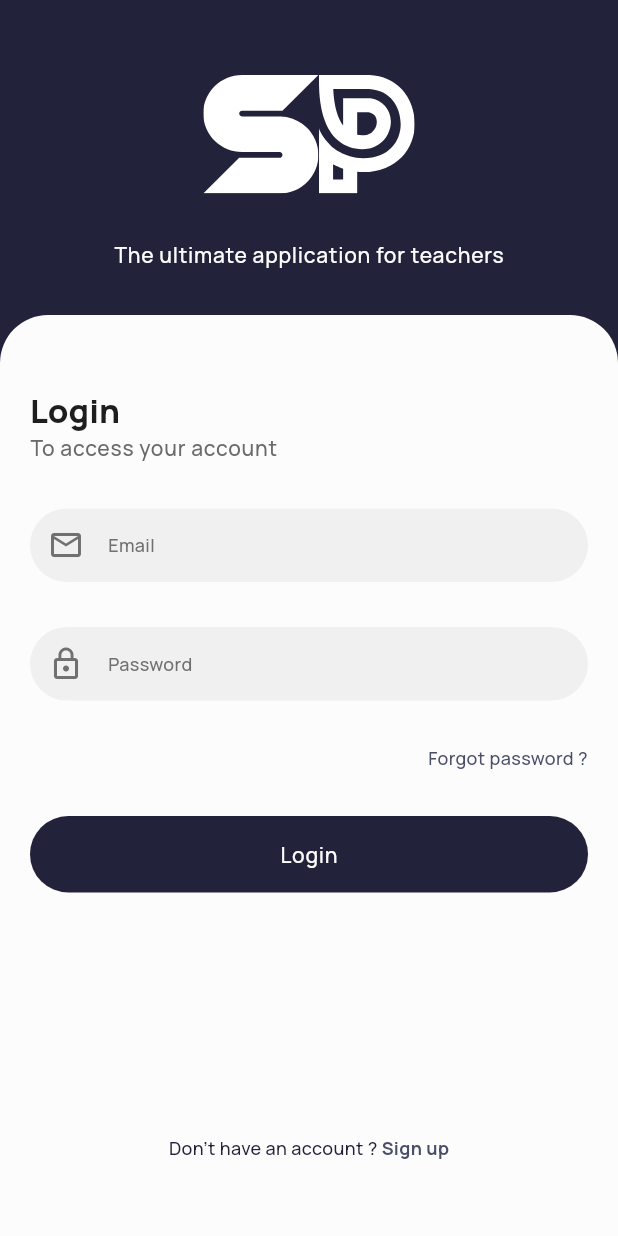
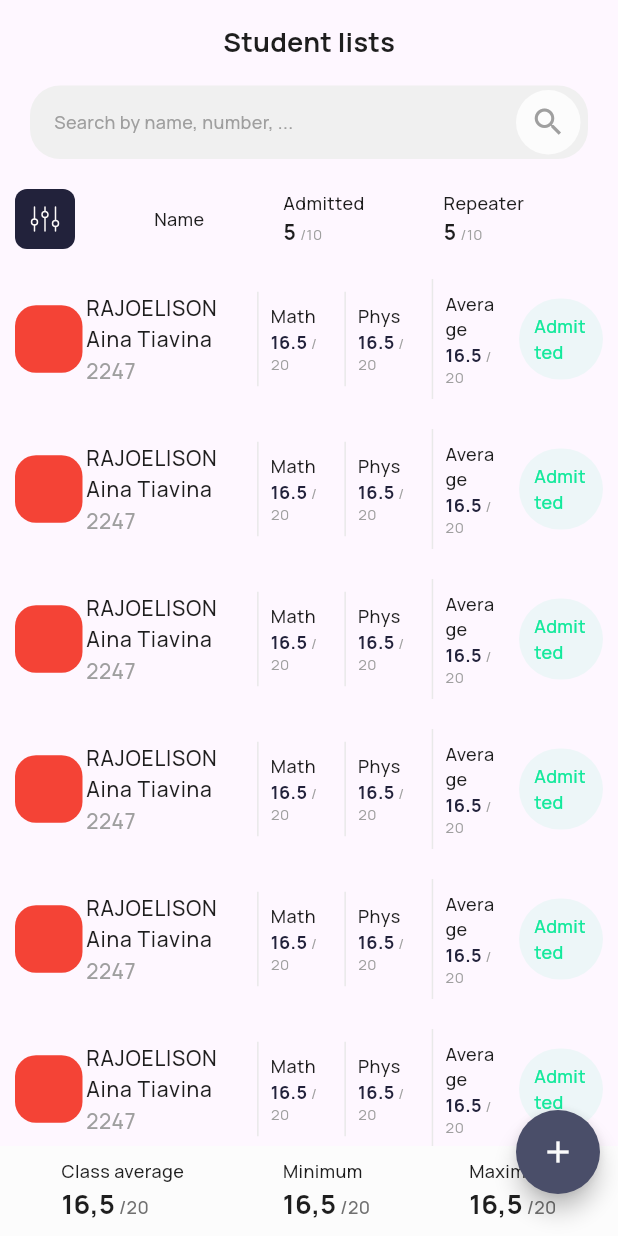
Before and after one commit to Poseidon1402/student_plus, a Flutter app: the screen it shows after launch, after a tap on "Login", on a phone screen of 412 x 824 dp. Run offline on Flutter 3.47's test engine with Material 3 defaults, Android fonts, the phone set to English and light mode, and no system bars; our stand-ins replace flutter_svg, gap, go_router, google_fonts.

Commit message:
done:home screen

```diff
--- a/lib/core/colors/app_colors.dart
+++ b/lib/core/colors/app_colors.dart
@@ -7,10 +7,13 @@ abstract class AppColors {
   static const Color grey3 = Color.fromRGBO(112, 112, 112, 1);
   static const Color white1 = Color.fromRGBO(252, 252, 252, 1);
   static const Color white2 = Color.fromRGBO(240, 240, 240, 1);
+  static const Color white3 = Color.fromRGBO(233, 233, 233, 1);
   static const Color black1 = Color.fromRGBO(30, 30, 30, 1);
   static const Color ultraPurple = Color.fromRGBO(74, 78, 105, 1);
   static const Color green1 = Color.fromRGBO(0, 217, 74, 1);
   static const Color green2 = Color.fromRGBO(53, 255, 134, 1);
+  static const Color green3 = Color.fromRGBO(20, 233, 156, 1);
   static const Color red1 = Color.fromRGBO(252, 70, 70, 1);
   static const Color red2 = Color.fromRGBO(255, 40, 40, 1);
+  static const Color charcoal = Color.fromRGBO(34, 34, 59, 1);
 }
--- a/lib/core/constants/routes.dart
+++ b/lib/core/constants/routes.dart
@@ -1,3 +1,4 @@
 abstract class Routes {
   static const auth = '/';
+  static const home = '/home';
 }
--- a/lib/core/navigation/app_routes.dart
+++ b/lib/core/navigation/app_routes.dart
@@ -1,5 +1,6 @@
 import 'package:go_router/go_router.dart';
 
+import '../../presentation/pages/home_page.dart';
 import '../../presentation/pages/login_page.dart';
 import '../constants/routes.dart';
 
@@ -12,6 +13,10 @@ abstract class AppRoutes {
         path: Routes.auth,
         builder: (context, state) => const LoginPage(),
       ),
+      GoRoute(
+        path: Routes.home,
+        builder: (context, state) => const HomePage(),
+      ),
     ]
   );
 }
--- /dev/null
+++ b/lib/presentation/pages/home_page.dart
@@ -0,0 +1,267 @@
+import 'package:flutter/material.dart';
+import 'package:flutter_svg/flutter_svg.dart';
+import 'package:gap/gap.dart';
+
+import '../../core/colors/app_colors.dart';
+import '../widgets/buttons/custom_elevated_button.dart';
+import '../widgets/input/custom_text_form_field.dart';
+import '../widgets/others/student.dart';
+
+class HomePage extends StatelessWidget {
+  const HomePage({super.key});
+
+  @override
+  Widget build(BuildContext context) {
+    return Scaffold(
+      appBar: AppBar(
+        title: Text(
+          'Student lists',
+          style: Theme.of(context).textTheme.titleMedium,
+        ),
+        scrolledUnderElevation: 0.0,
+        centerTitle: true,
+        bottom: PreferredSize(
+          preferredSize: Size(MediaQuery.sizeOf(context).width, 50),
+          child: Padding(
+            padding: const EdgeInsets.symmetric(horizontal: 20.0),
+            child: CustomTextFormField(
+              backgroundColor: AppColors.white2,
+              borderRadius: 20,
+              hintText: 'Search by name, number, ...',
+              hintTextColor: AppColors.grey2,
+              suffixIcon: InkWell(
+                onTap: () {},
+                child: Container(
+                  margin: const EdgeInsets.only(right: 5),
+                  decoration: const BoxDecoration(
+                    shape: BoxShape.circle,
+                    color: AppColors.white1,
+                  ),
+                  child: const Icon(
+                    Icons.search,
+                    color: AppColors.grey2,
+                  ),
+                ),
+              ),
+            ),
+          ),
+        ),
+      ),
+      body: _buildBody(context),
+      bottomSheet: Container(
+        padding: const EdgeInsets.all(8),
+        decoration: const BoxDecoration(
+          color: AppColors.white1,
+        ),
+        child: Row(
+          mainAxisAlignment: MainAxisAlignment.spaceAround,
+          children: [
+            Flexible(
+              child: Text.rich(
+                TextSpan(
+                  children: [
+                    TextSpan(
+                      text: 'Class average\n',
+                      style: Theme.of(context).textTheme.bodyMedium,
+                    ),
+                    TextSpan(
+                      text: '16,5',
+                      style: Theme.of(context)
+                          .textTheme
+                          .titleMedium
+                          ?.copyWith(fontWeight: FontWeight.w700),
+                    ),
+                    TextSpan(
+                      text: ' /20',
+                      style: Theme.of(context)
+                          .textTheme
+                          .bodyMedium
+                          ?.copyWith(color: AppColors.grey3),
+                    ),
+                  ],
+                ),
+              ),
+            ),
+            Flexible(
+              child: Text.rich(
+                TextSpan(
+                  children: [
+                    TextSpan(
+                      text: 'Minimum\n',
+                      style: Theme.of(context).textTheme.bodyMedium,
+                    ),
+                    TextSpan(
+                      text: '16,5',
+                      style: Theme.of(context)
+                          .textTheme
+                          .titleMedium
+                          ?.copyWith(fontWeight: FontWeight.w700),
+                    ),
+                    TextSpan(
+                      text: ' /20',
+                      style: Theme.of(context)
+                          .textTheme
+                          .bodyMedium
+                          ?.copyWith(color: AppColors.grey3),
+                    ),
+                  ],
+                ),
+              ),
+            ),
+            Flexible(
+              child: Text.rich(
+                TextSpan(
+                  children: [
+                    TextSpan(
+                      text: 'Maximum\n',
+                      style: Theme.of(context).textTheme.bodyMedium,
+                    ),
+                    TextSpan(
+                      text: '16,5',
+                      style: Theme.of(context)
+                          .textTheme
+                          .titleMedium
+                          ?.copyWith(fontWeight: FontWeight.w700),
+                    ),
+                    TextSpan(
+                      text: ' /20',
+                      style: Theme.of(context)
+                          .textTheme
+                          .bodyMedium
+                          ?.copyWith(color: AppColors.grey3),
+                    ),
+                  ],
+                ),
+              ),
+            ),
+          ],
+        ),
+      ),
+      floatingActionButtonLocation: FloatingActionButtonLocation.miniEndFloat,
+      floatingActionButton: FloatingActionButton(
+        onPressed: () {},
+        backgroundColor: AppColors.ultraPurple,
+        shape: const CircleBorder(),
+        child: const Icon(
+          Icons.add,
+          color: AppColors.white1,
+        ),
+      ),
+    );
+  }
+
+  Widget _buildBody(BuildContext context) {
+    return ConstrainedBox(
+      constraints: const BoxConstraints.expand(),
+      child: Padding(
+        padding: const EdgeInsets.only(
+          left: 10,
+          right: 10,
+          top: 20,
+        ),
+        child: Column(
+          children: [
+            _buildHeader(context),
+            const Gap(20),
+            Expanded(
+              child: ListView.separated(
+                itemCount: 10,
+                itemBuilder: (context, index) {
+                  return const Student();
+                },
+                separatorBuilder: (context, index) => const Gap(20),
+              ),
+            ),
+          ],
+        ),
+      ),
+    );
+  }
+
+  Widget _buildHeader(BuildContext context) {
+    return Row(
+      mainAxisAlignment: MainAxisAlignment.spaceBetween,
+      children: [
+        Flexible(
+          child: Container(
+            padding: const EdgeInsets.all(8),
+            decoration: BoxDecoration(
+                color: AppColors.spaceCadet,
+                borderRadius: BorderRadius.circular(8)),
+            child: SvgPicture.asset('assets/icons/filter.svg'),
+          ),
+        ),
+        Flexible(
+          flex: 2,
+          child: Text(
+            'Name',
+            style: Theme.of(context).textTheme.bodyMedium,
+          ),
+        ),
+        Flexible(
+          child: Column(
+            crossAxisAlignment: CrossAxisAlignment.start,
+            children: [
+              Text(
+                'Admitted',
+                style: Theme.of(context).textTheme.bodyMedium,
+              ),
+              Text.rich(
+                TextSpan(
+                  children: [
+                    TextSpan(
+                      text: '5',
+                      style: Theme.of(context)
+                          .textTheme
+                          .bodyLarge
+                          ?.copyWith(fontWeight: FontWeight.w700),
+                    ),
+                    TextSpan(
+                      text: ' /10',
+                      style: Theme.of(context)
+                          .textTheme
+                          .bodySmall
+                          ?.copyWith(color: AppColors.grey2),
+                    ),
+                  ],
+                ),
+              ),
+            ],
+          ),
+        ),
+        Flexible(
+          child: Column(
+            crossAxisAlignment: CrossAxisAlignment.start,
+            children: [
+              Text(
+                'Repeater',
+                style: Theme.of(context).textTheme.bodyMedium,
+              ),
+              Text.rich(
+                TextSpan(
+                  children: [
+                    TextSpan(
+                      text: '5',
+                      style: Theme.of(context)
+                          .textTheme
+                          .bodyLarge
+                          ?.copyWith(fontWeight: FontWeight.w700),
+                    ),
+                    TextSpan(
+                      text: ' /10',
+                      style: Theme.of(context)
+                          .textTheme
+                          .bodySmall
+                          ?.copyWith(color: AppColors.grey2),
+                    ),
+                  ],
+                ),
+              ),
+            ],
+          ),
+        ),
+        const Flexible(child: SizedBox()),
+      ],
+    );
+  }
+}
--- a/lib/presentation/pages/login_page.dart
+++ b/lib/presentation/pages/login_page.dart
@@ -1,10 +1,12 @@
 import 'package:flutter/material.dart';
 import 'package:flutter_svg/flutter_svg.dart';
 import 'package:gap/gap.dart';
+import 'package:go_router/go_router.dart';
 
 import '../../core/colors/app_colors.dart';
-import '../../shared/buttons/custom_elevated_button.dart';
-import '../../shared/input/custom_text_form_field.dart';
+import '../../core/constants/routes.dart';
+import '../widgets/buttons/custom_elevated_button.dart';
+import '../widgets/input/custom_text_form_field.dart';
 
 class LoginPage extends StatelessWidget {
   const LoginPage({super.key});
@@ -94,7 +96,7 @@ class LoginPage extends StatelessWidget {
                           FractionallySizedBox(
                             widthFactor: 1,
                             child: CustomElevatedButton(
-                              onPressed: () {},
+                              onPressed: () => context.go(Routes.home),
                               borderRadius: 32,
                               backgroundColor: AppColors.spaceCadet,
                               child: Text(
--- a/lib/shared/input/custom_text_form_field.dart
+++ b/lib/presentation/widgets/input/custom_text_form_field.dart
@@ -1,6 +1,6 @@
 import 'package:flutter/material.dart';
 
-import '../../core/colors/app_colors.dart';
+import '../../../core/colors/app_colors.dart';
 
 class CustomTextFormField extends StatelessWidget {
   final Color? backgroundColor;
--- /dev/null
+++ b/lib/presentation/widgets/others/student.dart
@@ -0,0 +1,160 @@
+import 'package:flutter/material.dart';
+
+import '../../../core/colors/app_colors.dart';
+
+class Student extends StatelessWidget {
+  const Student({super.key});
+
+  @override
+  Widget build(BuildContext context) {
+    return Row(
+      mainAxisAlignment: MainAxisAlignment.spaceBetween,
+      children: [
+        Flexible(
+          child: Container(
+            width: 45,
+            height: 45,
+            decoration: BoxDecoration(
+              color: Colors.red,
+              borderRadius: BorderRadius.circular(14),
+            ),
+          ),
+        ),
+        Flexible(
+          flex: 2,
+          child: RichText(
+            text: TextSpan(
+              children: [
+                TextSpan(
+                    text: 'RAJOELISON Aina Tiavina\n',
+                    style: Theme.of(context).textTheme.bodyLarge),
+                TextSpan(
+                  text: '2247',
+                  style: Theme.of(context)
+                      .textTheme
+                      .bodyLarge
+                      ?.copyWith(color: AppColors.grey2),
+                ),
+              ],
+            ),
+          ),
+        ),
+        Flexible(
+          child: Container(
+            padding: const EdgeInsets.all(8),
+            decoration: const BoxDecoration(
+              border: Border(left: BorderSide(color: AppColors.white3)),
+            ),
+            child: Text.rich(
+              TextSpan(
+                children: [
+                  TextSpan(
+                    text: 'Math\n',
+                    style:
+                    Theme.of(context).textTheme.bodyMedium,
+                  ),
+                  TextSpan(
+                    text: '16.5',
+                    style:
+                    Theme.of(context).textTheme.bodyMedium?.copyWith(
+                      color: AppColors.charcoal,
+                      fontWeight: FontWeight.w700,
+                    ),
+                  ),
+                  TextSpan(
+                    text: ' /20',
+                    style: Theme.of(context)
+                        .textTheme
+                        .bodySmall
+                        ?.copyWith(color: AppColors.grey2),
+                  ),
+                ],
+              ),
+            ),
+          ),
+        ),
+        Flexible(
+          child: Container(
+            padding: const EdgeInsets.all(8),
+            decoration: const BoxDecoration(
+              border: Border(left: BorderSide(color: AppColors.white3)),
+            ),
+            child: Text.rich(
+              TextSpan(
+                children: [
+                  TextSpan(
+                    text: 'Phys\n',
+                    style:
+                    Theme.of(context).textTheme.bodyMedium,
+                  ),
+                  TextSpan(
+                    text: '16.5',
+                    style:
+                    Theme.of(context).textTheme.bodyMedium?.copyWith(
+                      color: AppColors.charcoal,
+                      fontWeight: FontWeight.w700,
+                    ),
+                  ),
+                  TextSpan(
+                    text: ' /20',
+                    style: Theme.of(context)
+                        .textTheme
+                        .bodySmall
+                        ?.copyWith(color: AppColors.grey2),
+                  ),
+                ],
+              ),
+            ),
+          ),
+        ),
+        Flexible(
+          child: Container(
+            padding: const EdgeInsets.all(8),
+            decoration: const BoxDecoration(
+              border: Border(left: BorderSide(color: AppColors.white3)),
+            ),
+            child: Text.rich(
+              TextSpan(
+                children: [
+                  TextSpan(
+                    text: 'Average\n',
+                    style:
+                    Theme.of(context).textTheme.bodyMedium,
+                  ),
+                  TextSpan(
+                    text: '16.5',
+                    style:
+                    Theme.of(context).textTheme.bodyMedium?.copyWith(
+                      color: AppColors.charcoal,
+                      fontWeight: FontWeight.w700,
+                    ),
+                  ),
+                  TextSpan(
+                    text: ' /20',
+                    style: Theme.of(context)
+                        .textTheme
+                        .bodySmall
+                        ?.copyWith(color: AppColors.grey2),
+                  ),
+                ],
+              ),
+            ),
+          ),
+        ),
+        Flexible(
+          child: Container(
+            padding: const EdgeInsets.all(10),
+            decoration: BoxDecoration(
+              borderRadius: BorderRadius.circular(44),
+              color: AppColors.green3.withOpacity(0.07),
+            ),
+            child: Text(
+              'Admitted',
+              style: Theme.of(context).textTheme.bodyMedium?.copyWith(color: AppColors.green3,),
+            ),
+          ),
+        ),
+      ],
+    );
+  }
+}
--- a/pubspec.yaml
+++ b/pubspec.yaml
@@ -46,4 +46,4 @@ flutter:
 
   assets:
      - assets/logo/
-  #   - images/a_dot_ham.jpeg
+     - assets/icons/
```
Also changed, not shown: assets/icons/filter.svg (added), lib/presentation/widgets/buttons/custom_elevated_button.dart (renamed from lib/shared/buttons/custom_elevated_button.dart), lib/presentation/widgets/buttons/gradient_button.dart (renamed from lib/shared/buttons/gradient_button.dart).
